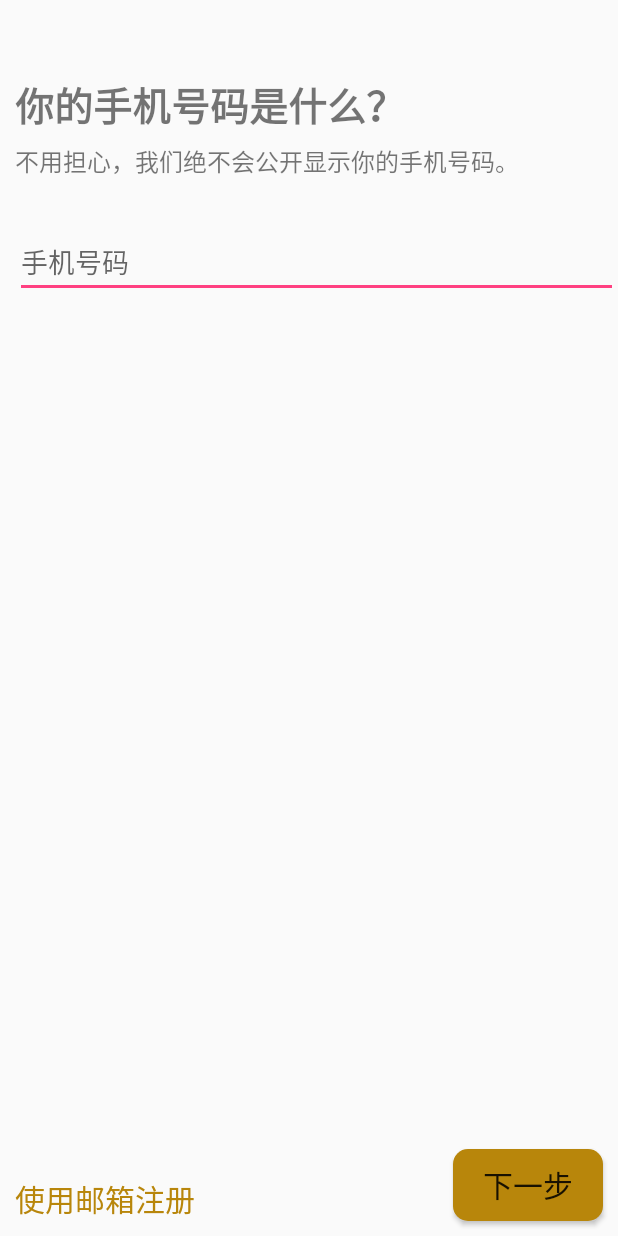
After one commit to szywind/History-Android, an Android app: the RegisterContactActivity screen opened directly, with no data from a screen before it, on a phone screen of 412 x 824 dp. The commit adds this screen. Run offline under Robolectric (Android 15) with nearby library versions, the phone set to English and light mode, and no system bars; our stand-ins replace ButterKnife; Roboto replaces fonts that are not available here.

Commit message:
1. add username register page 2.add contact register page

```diff
--- a/app/build.gradle
+++ b/app/build.gradle
@@ -43,6 +43,8 @@ dependencies {
 
     implementation 'com.ashokvarma.android:bottom-navigation-bar:2.0.4'
     implementation 'com.shizhefei:ViewPagerIndicator:1.1.6'
+    implementation 'uk.co.chrisjenx:calligraphy:2.3.0'
+    implementation 'com.github.liuguangli:VerificationCodeInput:1.3'
 
 
 }
--- /dev/null
+++ b/app/src/main/res/drawable-mdpi/button_sign_up.xml
@@ -0,0 +1,15 @@
+<shape xmlns:android="http://schemas.android.com/apk/res/android"
+    android:shape="rectangle">
+    <!--设置背景色-->
+    <solid android:color="#B8860B" />
+    <!--设置圆角-->
+    <corners android:radius="10dip" />
+    <!--<padding-->
+    <!--android:bottom="10dp"-->
+    <!--android:left="10dp"-->
+    <!--android:right="10dp"-->
+    <!--android:top="10dp"-->
+    <!--/>-->
+    <!--设置边框线的宽度和颜色-->
+    <!--<stroke android:width="3dp" android:color="#00ff00" />-->
+</shape>
--- /dev/null
+++ b/app/src/main/res/layout/activity_register_contact.xml
@@ -0,0 +1,73 @@
+<?xml version="1.0" encoding="utf-8"?>
+<RelativeLayout xmlns:android="http://schemas.android.com/apk/res/android"
+    xmlns:app="http://schemas.android.com/apk/res-auto"
+    xmlns:tools="http://schemas.android.com/tools"
+    android:orientation="vertical"
+    android:layout_width="match_parent"
+    android:layout_height="match_parent">
+
+    <TextView
+        android:id="@+id/context_title"
+        android:layout_width="match_parent"
+        android:layout_height="wrap_content"
+        android:layout_marginLeft="10dp"
+        android:layout_alignParentTop="true"
+        android:layout_marginTop="50dp"
+        android:fontFamily="serif"
+        android:text="@string/what_is_phone"
+        android:textSize="26dp"
+        android:textStyle="bold"/>
+
+    <TextView
+        android:id="@+id/declare_text"
+        android:layout_width="match_parent"
+        android:layout_height="wrap_content"
+        android:layout_alignParentTop="true"
+        android:layout_marginTop="95dp"
+        android:layout_marginLeft="10dp"
+        android:fontFamily="serif"
+        android:text="@string/phone_declare"
+        android:textSize="16dp"/>
+
+    <!-- Name Label -->
+    <android.support.design.widget.TextInputLayout
+        android:layout_width="match_parent"
+        android:layout_height="wrap_content"
+        android:layout_alignParentTop="true"
+        android:layout_marginLeft="10dp"
+        android:layout_marginTop="140dp">
+
+        <android.support.design.widget.TextInputEditText
+            android:id="@+id/contact_edit"
+            android:layout_width="match_parent"
+            android:layout_height="wrap_content"
+            android:inputType="phone" />
+    </android.support.design.widget.TextInputLayout>
+
+
+
+    <TextView
+        android:id="@+id/contact_text"
+        android:layout_width="wrap_content"
+        android:layout_height="wrap_content"
+        android:layout_alignParentBottom="true"
+        android:layout_marginBottom="20dp"
+        android:layout_margin="10dp"
+        android:text="@string/use_email"
+        android:textColor="@color/history"
+        android:textSize="20sp" />
+
+    <Button
+        android:id="@+id/btn_next"
+        android:layout_width="100dp"
+        android:layout_height="wrap_content"
+        android:layout_alignParentRight="true"
+        android:layout_alignParentBottom="true"
+        android:layout_margin="10dp"
+        android:layout_marginBottom="20dp"
+        android:background="@drawable/button_sign_up"
+        android:text="@string/next_step"
+        android:textSize="20sp" />
+
+
+</RelativeLayout>
--- a/app/src/main/res/values/colors.xml
+++ b/app/src/main/res/values/colors.xml
@@ -3,4 +3,9 @@
     <color name="colorPrimary">#3F51B5</color>
     <color name="colorPrimaryDark">#303F9F</color>
     <color name="colorAccent">#FF4081</color>
+
+    <color name="history">#B8860B</color>
+    <color name="black">#000000</color>
+    <color name="white">#FFFFFF</color>
+
 </resources>
--- a/app/src/main/res/values/strings.xml
+++ b/app/src/main/res/values/strings.xml
@@ -19,4 +19,18 @@
     <string name="forum">论坛</string>
     <string name="timeline">时间轴</string>
     <string name="search">查找</string>
+
+
+    <string name="what_is_phone">你的手机号码是什么？</string>
+    <string name="what_is_email">你的邮箱地址是什么？</string>
+    <string name="phone_declare">不用担心，我们绝不会公开显示你的手机号码。</string>
+    <string name="email_declare">我们不会向你发送垃圾邮件。</string>
+    <string name="use_phone_num">使用手机号码注册</string>
+    <string name="use_email">使用邮箱注册</string>
+    <string name="email_hint">邮箱地址</string>
+    <string name="phone_hint">手机号码</string>
+    <string name="next_step">下一步</string>
+    <string name="what_is_name">你好! 请问你叫什么名字？</string>
+    <string name="username_hint">用户名</string>
+
 </resources>
--- a/build.gradle
+++ b/build.gradle
@@ -20,6 +20,7 @@ allprojects {
     repositories {
         google()
         jcenter()
+        maven { url 'https://jitpack.io' }  // VerificationCodeInput
     }
 }
 
```
Also changed, not shown: app/src/main/AndroidManifest.xml (+10 -1 lines), app/src/main/java/com/application/cool/history/Activity/RegisterContactActivity.java (added, +234 -0 lines), app/src/main/java/com/application/cool/history/Activity/RegisterNameActivity.java (added, +101 -0 lines), app/src/main/java/com/application/cool/history/Activity/WelcomeActivity.java (added, +15 -0 lines), app/src/main/java/com/application/cool/history/MainActivity.java (+10 -2 lines), app/src/main/res/layout/activity_register_name.xml (added, +52 -0 lines), app/src/main/res/layout/activity_welcome.xml (added, +9 -0 lines), 2 other files.
